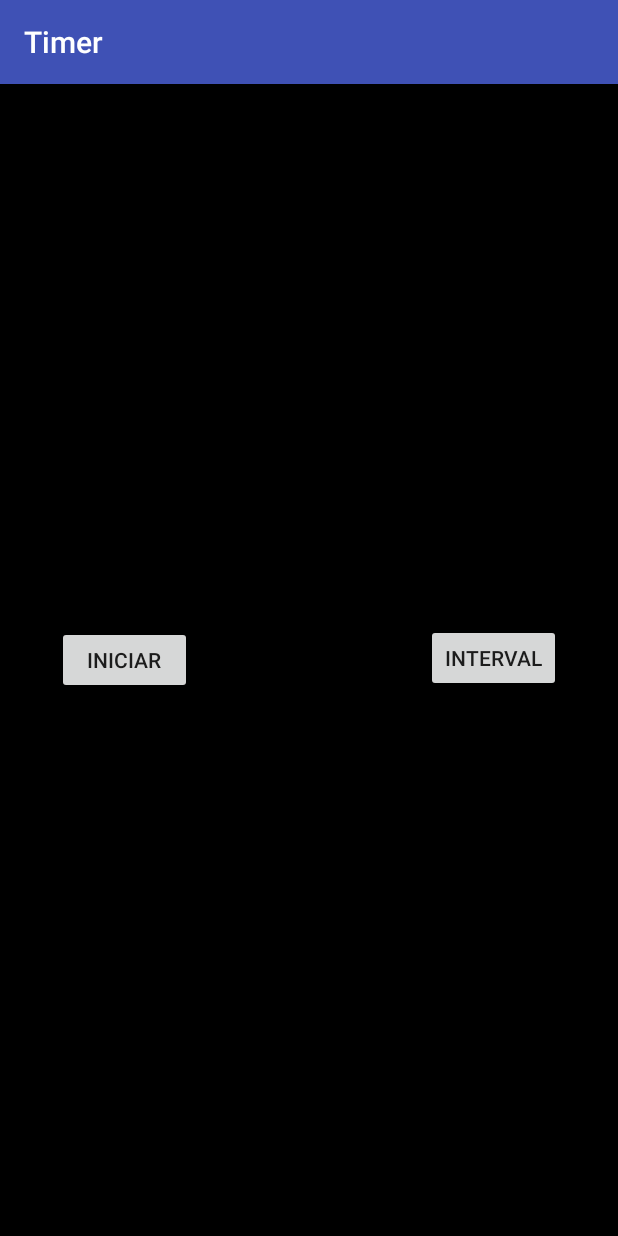
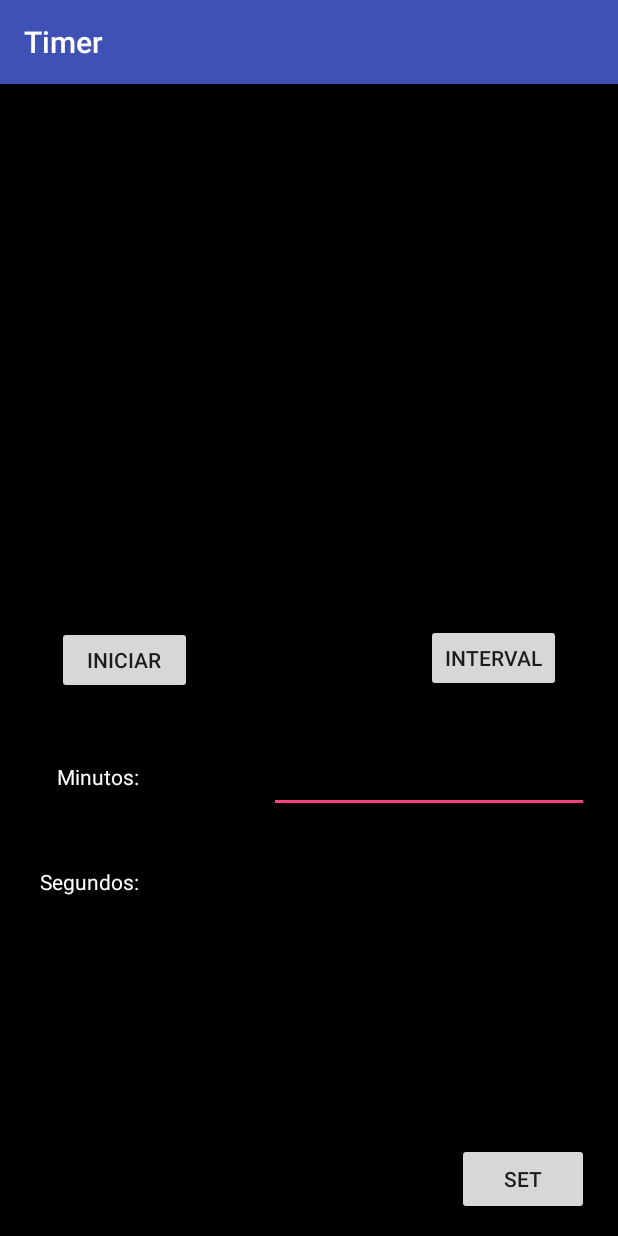
Before and after one commit to MarceloGCastro/EstagioJERA, an Android app: the screen it shows after launch (MainActivity), on a phone screen of 412 x 824 dp. Run offline under Robolectric (Android 15) with nearby library versions, the light colour scheme and no system bars.

Commit message:
Nova alteração do som ao final do timer, criação de campos para que usuário digite tempo que desejar para o timer, criação de botão para passar esse valor para o timer.

```diff
--- a/app/src/main/java/gmail820castromarcelo/com/estagiojera/MainActivity.java
+++ b/app/src/main/java/gmail820castromarcelo/com/estagiojera/MainActivity.java
@@ -18,6 +18,11 @@ public class MainActivity extends AppCompatActivity {
     private int cont;
     CountDownTimer countDownTimer;
     MediaPlayer mp;
+    private EditText qtdSegundos;
+    private EditText qtdMinutos;
+    private TextView segundos;
+    private TextView minutos;
+    private Button set;
 
     @Override
     protected void onCreate(Bundle savedInstanceState) {
@@ -27,19 +32,26 @@ public class MainActivity extends AppCompatActivity {
         timerValue = (TextView) findViewById(R.id.timerValue);
         startButton = (Button) findViewById(R.id.startButton);
         intervalButton = (Button) findViewById(R.id.intervalButton);
+        qtdMinutos = (EditText) findViewById(R.id.qtdMinutos);
+        qtdSegundos = (EditText)findViewById(R.id.qtdSegundos);
+        segundos = (TextView) findViewById(R.id.segundos);
+        minutos = (TextView) findViewById(R.id.minutos);
+        set = (Button) findViewById(R.id.set);
+
 
         mp = MediaPlayer.create(this,R.raw.beep);
 
         startButton.setOnClickListener(new View.OnClickListener() {
             @Override
             public void onClick(View v) {
-                countDownTimer = new CountDownTimer(3000, 1000) { // Corrigir Tempo
+                countDownTimer = new CountDownTimer(1500000, 1000) {
                     @Override
                     public void onTick(long millisUntilFinished) {
                         int restante = (int) (millisUntilFinished/1000);
                         int mRestante = restante/60;
                         timerValue.setText(Integer.toString(mRestante) + ":" + Integer.toString(restante - (mRestante*60)));
                         intervalButton.setClickable(false);//Boqueia interval button
+                        set.setClickable(false);//Bloqueia set button
                     }
 
                     @Override
@@ -48,8 +60,10 @@ public class MainActivity extends AppCompatActivity {
                         cont++;
                         if(cont==4) {
                             descanso();
+                            cont = 0;
                         }
                         intervalButton.setClickable(true);
+                        set.setClickable(true);
                     }
                 }.start();
             }
@@ -58,18 +72,50 @@ public class MainActivity extends AppCompatActivity {
         intervalButton.setOnClickListener(new View.OnClickListener() {
             @Override
             public void onClick(View v) {
-                countDownTimer = new CountDownTimer(3000, 1000) { // Corrigir Tempo
+                countDownTimer = new CountDownTimer(300000, 1000) {
                     @Override
                     public void onTick(long millisUntilFinished) {
                         int restante = (int) (millisUntilFinished/1000);
                         int mRestante = restante/60;
                         timerValue.setText(Integer.toString(mRestante) + ":" + Integer.toString(restante - (mRestante*60)));
                         startButton.setClickable(false);//Bloqueia startButton
+                        set.setClickable(false);//Bloqueia set button
                     }
 
                     @Override
                     public void onFinish() {
                         mp.start();
+                        startButton.setClickable(true);
+                        set.setClickable(true);
+                    }
+                }.start();
+            }
+        });
+
+        set.setOnClickListener(new View.OnClickListener() {
+            @Override
+            public void onClick(View v) {
+
+                int minutos = Integer.parseInt(qtdMinutos.getText().toString());
+                int segundos = Integer.parseInt(qtdSegundos.getText().toString());
+                segundos *= 1000;
+                minutos *= 60000;
+                final long total = minutos + segundos;
+
+                countDownTimer = new CountDownTimer(total, 1000) {
+                    @Override
+                    public void onTick(long millisUntilFinished) {
+                        int restante = (int) (millisUntilFinished/1000);
+                        int mRestante = restante/60;
+                        timerValue.setText(Integer.toString(mRestante) + ":" + Integer.toString(restante - (mRestante*60)));
+                        intervalButton.setClickable(false);//Boqueia interval button
+                        startButton.setClickable(false);//Bloqueia start button
+                    }
+
+                    @Override
+                    public void onFinish() {
+                        mp.start();
+                        intervalButton.setClickable(true);
                         startButton.setClickable(true);
                     }
                 }.start();
--- a/app/src/main/res/layout/activity_main.xml
+++ b/app/src/main/res/layout/activity_main.xml
@@ -39,4 +39,56 @@ tools:context="gmail820castromarcelo.com.estagiojera.MainActivity">
     android:text="@string/intervalButtonLabel"
     />
 
+    <TextView
+        android:id="@+id/minutos"
+        android:layout_width="wrap_content"
+        android:layout_height="wrap_content"
+        android:layout_alignStart="@+id/startButton"
+        android:layout_below="@+id/startButton"
+        android:layout_marginTop="45dp"
+        android:textColor="#ffffff"
+        android:text="Minutos:" />
+
+    <TextView
+        android:id="@+id/segundos"
+        android:layout_width="wrap_content"
+        android:layout_height="wrap_content"
+        android:textColor="#ffffff"
+        android:text="Segundos:"
+        android:layout_alignBaseline="@+id/qtdSegundos"
+        android:layout_alignBottom="@+id/qtdSegundos"
+        android:layout_alignEnd="@+id/minutos" />
+
+    <EditText
+        android:id="@+id/qtdMinutos"
+        android:layout_width="wrap_content"
+        android:layout_height="wrap_content"
+        android:layout_alignParentEnd="true"
+        android:layout_below="@+id/startButton"
+        android:layout_marginEnd="19dp"
+        android:layout_marginTop="34dp"
+        android:ems="10"
+        android:textColor="#ffffff"
+        android:inputType="number" />
+
+    <EditText
+        android:id="@+id/qtdSegundos"
+        android:layout_width="wrap_content"
+        android:layout_height="wrap_content"
+        android:layout_alignEnd="@+id/qtdMinutos"
+        android:layout_below="@+id/qtdMinutos"
+        android:layout_marginTop="22dp"
+        android:ems="10"
+        android:textColor="#ffffff"
+        android:inputType="number" />
+
+    <Button
+        android:id="@+id/set"
+        android:layout_width="wrap_content"
+        android:layout_height="wrap_content"
+        android:layout_alignEnd="@+id/qtdSegundos"
+        android:layout_alignParentBottom="true"
+        android:layout_marginBottom="14dp"
+        android:text="SET" />
+
 </RelativeLayout>
```
Also changed, not shown: 1 other file.
